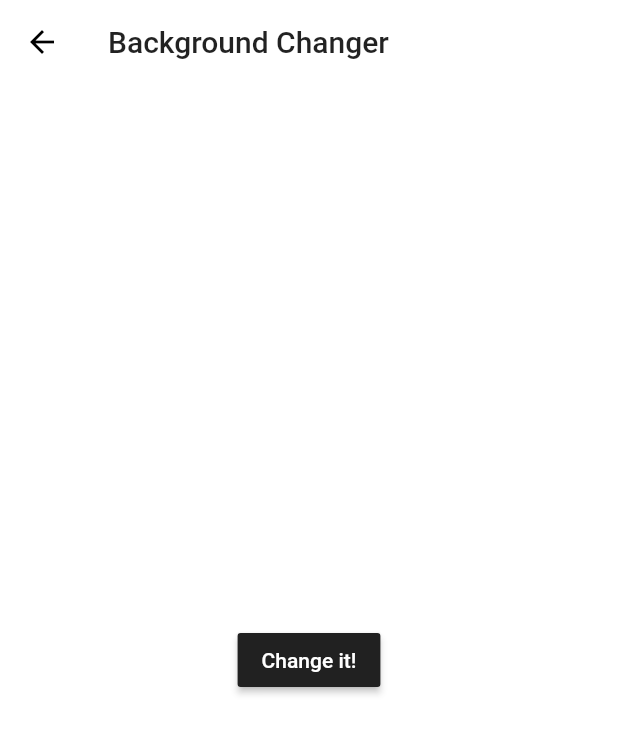
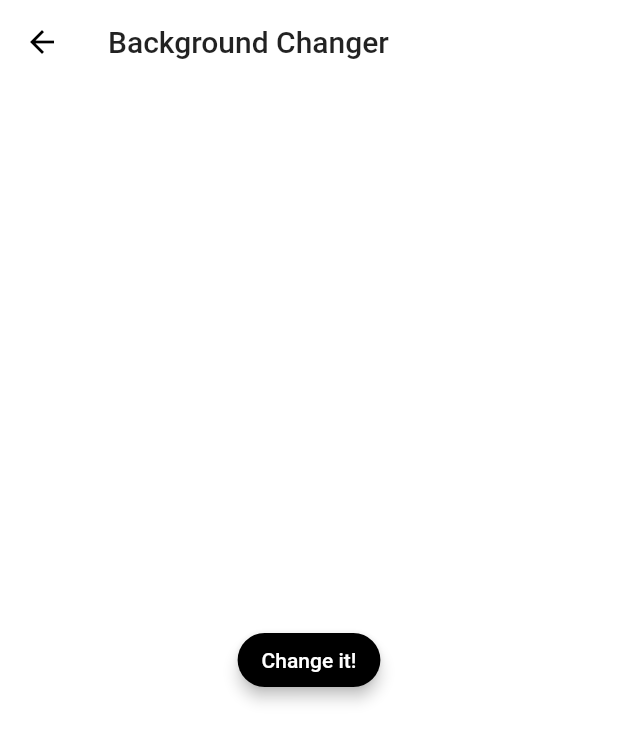
Before and after one commit to viztushar/flutter-courses-learncodeonline, a Flutter app: the screen it shows after launch, after a tap on "Background Changer", on a phone screen of 412 x 824 dp. Shown: the top 742 px of the screen. Run offline on Flutter 3.47's test engine with Material 2 defaults, Android fonts, the phone set to English and light mode, and no system bars.

Commit message:
Background Color Chnager added

```diff
--- a/lib/backgroundcolorchanger/main.dart
+++ b/lib/backgroundcolorchanger/main.dart
@@ -7,7 +7,6 @@ class MyHomePage extends StatefulWidget {
 }
 
 class _MyHomePageState extends State<MyHomePage> {
-
   var colors = [
     Colors.red,
     Colors.pink,
@@ -30,12 +29,36 @@ class _MyHomePageState extends State<MyHomePage> {
     Colors.blueGrey
   ];
 
+  var colorsButton = [
+    Colors.redAccent,
+    Colors.pinkAccent,
+    Colors.purpleAccent,
+    Colors.deepPurpleAccent,
+    Colors.indigoAccent,
+    Colors.blueAccent,
+    Colors.lightBlueAccent,
+    Colors.cyanAccent,
+    Colors.tealAccent,
+    Colors.greenAccent,
+    Colors.lightGreenAccent,
+    Colors.limeAccent,
+    Colors.yellowAccent,
+    Colors.amberAccent,
+    Colors.orangeAccent,
+    Colors.deepOrangeAccent,
+    Colors.brown,
+    Colors.grey,
+    Colors.blueGrey
+  ];
+
   var currentColor = Colors.white;
+  var currentButonColor = Colors.black;
 
-  setRandomColor(){
+  setRandomColor() {
     var rnd = Random().nextInt(colors.length);
     setState(() {
-     currentColor = colors[rnd];
+      currentColor = colors[rnd];
+      currentButonColor = colorsButton[rnd];
     });
   }
 
@@ -52,18 +75,20 @@ class _MyHomePageState extends State<MyHomePage> {
         child: Column(
           mainAxisAlignment: MainAxisAlignment.center,
           children: <Widget>[
-          RaisedButton(
-              color: Color(0xFF212121),
-              child: Text("Change it!", style: TextStyle(
-                color: Colors.white
-              ),),
-              onPressed:
-                  setRandomColor,
+            RaisedButton(
+              color: currentButonColor,
+              child: Text(
+                "Change it!",
+                style: TextStyle(color: Colors.white),
+              ),
+              onPressed: setRandomColor,
+              shape: RoundedRectangleBorder(
+                  borderRadius: BorderRadius.circular(30.0)),
+                  elevation: 4.0,
             ),
           ],
         ),
       ),
-
     );
   }
 }
--- a/lib/main.dart
+++ b/lib/main.dart
@@ -2,6 +2,7 @@ import 'package:flutter/material.dart';
 import 'package:flutter/painting.dart';
 import 'backgroundcolorchanger/main.dart' as backgroundchanger;
 import 'SpanishNumberApp/main.dart' as SpanishNumberApp;
+import 'dice_roller/main.dart' as diceRoller;
 
 void main() => runApp(MyApp());
 
@@ -54,8 +55,11 @@ class _MyHomePageState extends State<MyHomePage> {
                     builder: (context) => SpanishNumberApp.MyHomePage(),
                   ),
                   );
-              }
+              },
+              shape: RoundedRectangleBorder(
+                  borderRadius: BorderRadius.circular(30.0)),
             ),
+            Padding(padding: EdgeInsets.all(10.0),),
             RaisedButton(
               color: Color(0xFF212121),
               child: Text("Background Changer", style: TextStyle(
@@ -68,7 +72,25 @@ class _MyHomePageState extends State<MyHomePage> {
                     builder: (context) => backgroundchanger.MyHomePage(),
                   ),
                   );
-              }
+              },
+              shape: RoundedRectangleBorder(
+                  borderRadius: BorderRadius.circular(30.0)),
+            ),
+            RaisedButton(
+              color: Color(0xFF212121),
+              child: Text("Dice Roller", style: TextStyle(
+                color: Colors.white
+              ),),
+              onPressed: () {
+                Navigator.push(
+                  context,
+                  MaterialPageRoute(
+                    builder: (context) => diceRoller.MyDiceRoller(),
+                  ),
+                  );
+              },
+              shape: RoundedRectangleBorder(
+                  borderRadius: BorderRadius.circular(30.0)),
             ),
           ],
         ),
```
Also changed, not shown: lib/dice_roller/main.dart (added, +26 -0 lines), pubspec.yaml (+7 -5 lines), images/dice_roller_five.png (added), images/dice_roller_four.png (added), images/dice_roller_one.png (added), images/dice_roller_six.png (added), images/dice_roller_three.png (added), images/dice_roller_two.png (added).
